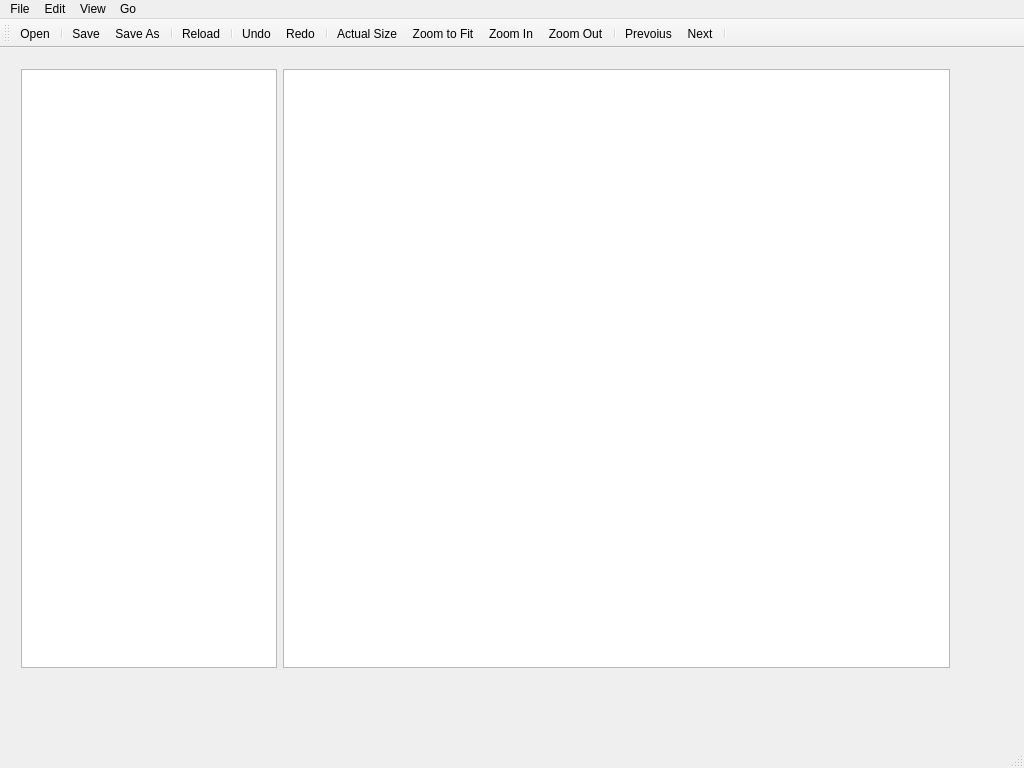
Above: src/gui/mainwindow.ui from CervecerosCodigo/CCIMP before the change. Below: the same form after it.
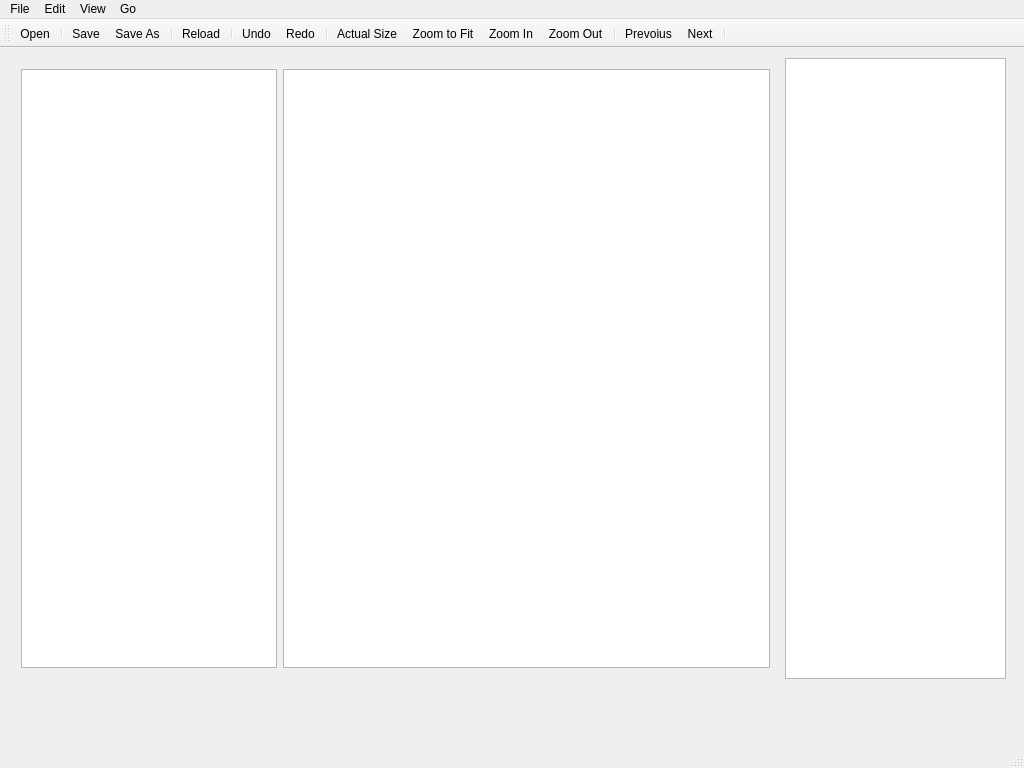
That is the form after the change. Icons and pictures are not drawn.

Commit message: FileView model fungerer med fil filter

The edit to the form file:
```diff
--- a/src/gui/mainwindow.ui
+++ b/src/gui/mainwindow.ui
@@ -14,12 +14,12 @@
    <string>MainWindow</string>
   </property>
   <widget class="QWidget" name="centralWidget">
-   <widget class="QWidget" name="">
+   <widget class="QWidget" name="layoutWidget">
     <property name="geometry">
      <rect>
       <x>10</x>
       <y>10</y>
-      <width>951</width>
+      <width>771</width>
       <height>621</height>
      </rect>
     </property>
@@ -49,6 +49,16 @@
      </item>
     </layout>
    </widget>
+   <widget class="QTreeView" name="treeView_2">
+    <property name="geometry">
+     <rect>
+      <x>785</x>
+      <y>10</y>
+      <width>221</width>
+      <height>621</height>
+     </rect>
+    </property>
+   </widget>
   </widget>
   <widget class="QMenuBar" name="menuBar">
    <property name="geometry">
```
The commit also changes 2 other files.
